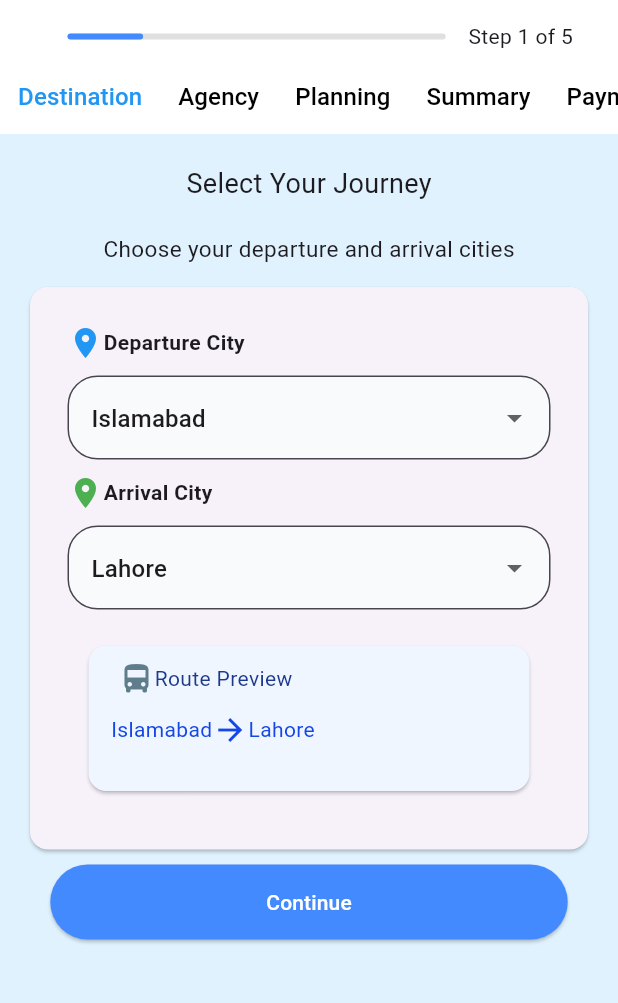
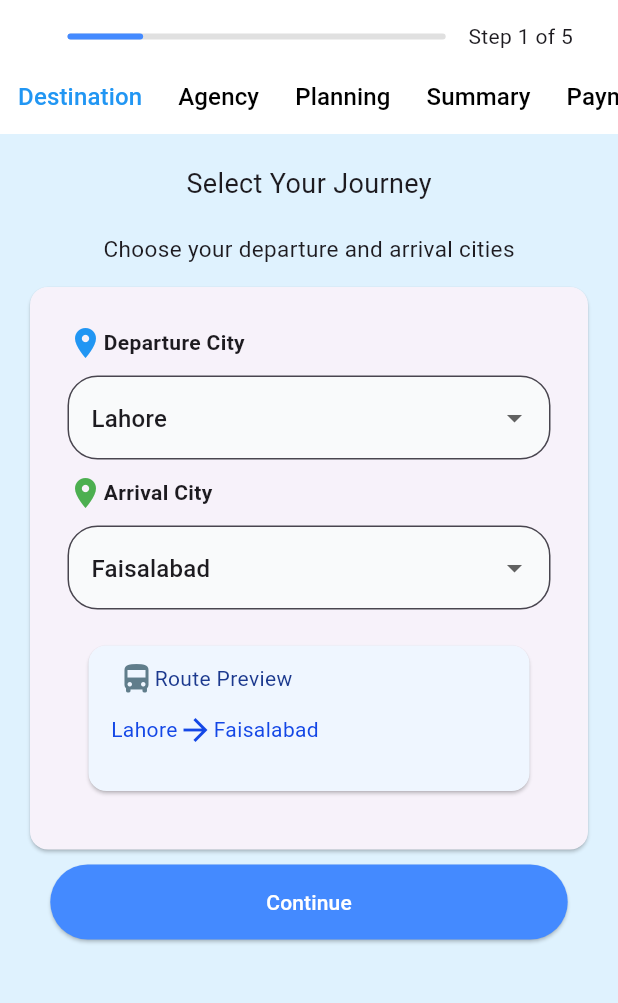
Before and after one commit to SwifTrip/swiftrip_frontend_tourist, a Flutter app: the DestinationScreen screen opened directly, on a phone screen of 412 x 824 dp, the part 61-1064 px from its top. Run offline on Flutter 3.47's test engine with Material 3 defaults, Android fonts, the phone set to English and light mode, and no system bars.

Commit message:
Update DestinationScreen cities list and format code; add dropdown_search dependency

```diff
--- a/lib/screens/Destination.dart
+++ b/lib/screens/Destination.dart
@@ -10,7 +10,24 @@ class DestinationScreen extends StatefulWidget {
 }
 
 class _DestinationScreenState extends State<DestinationScreen> {
-  final List<String> cities = ["Islamabad", "Lahore", "Karachi", "Peshawar"];
+  final List<String> cities = [
+    // Punjab
+    "Lahore", "Faisalabad", "Rawalpindi",  "Gujranwala", "Multan", "Sialkot", "Bahawalpur", "Sargodha",
+    "Sahiwal", "Jhang", "Dera Ghazi Khan", "Sheikhupura", "Rahim Yar Khan",
+    // Sindh
+    "Karachi", "Hyderabad", "Sukkur", "Larkana", "Nawabshah", "Mirpurkhas", "Khairpur",
+    // Khyber Pakhtunkhwa (KP)
+    "Peshawar", "Mardan", "Abbottabad", "Swat", "Kohat", "Dera Ismail Khan", "Charsadda", "Chitral",
+    // Balochistan
+    "Quetta", "Gwadar", "Turbat", "Zhob", "Khuzdar", "Sibi",
+    // Islamabad Capital Territory
+    "Islamabad",
+    // Gilgit-Baltistan
+    "Gilgit","Skardu","Hunza",
+    // Azad Jammu & Kashmir
+    "Muzaffarabad","Mirpur","Kotli",
+  ];
+
   late String fromCity = cities[0];
   late String toCity = cities[1];
 
@@ -49,7 +66,7 @@ class _DestinationScreenState extends State<DestinationScreen> {
                       _dropdownbuild("Departure City"),
                       _labelbuild("Arrival City"),
                       _dropdownbuild("Arrival City"),
-                      _routePreviewBuild()
+                      _routePreviewBuild(),
                     ],
                   ),
                 ),
@@ -58,9 +75,10 @@ class _DestinationScreenState extends State<DestinationScreen> {
                 padding: const EdgeInsets.all(10),
                 child: ElevatedButton(
                   onPressed: () {
-                    Navigator.pushReplacement(context, MaterialPageRoute(
-                      builder: (context) => AgencyScreen(),
-                    ));
+                    Navigator.pushReplacement(
+                      context,
+                      MaterialPageRoute(builder: (context) => AgencyScreen()),
+                    );
                   },
                   style: ElevatedButton.styleFrom(
                     foregroundColor: Colors.white,
@@ -118,10 +136,10 @@ class _DestinationScreenState extends State<DestinationScreen> {
         onChanged: (value) {
           setState(() {
             if (city == "Arrival City") {
-            toCity = value.toString();
-          } else {
-            fromCity = value.toString();
-          }
+              toCity = value.toString();
+            } else {
+              fromCity = value.toString();
+            }
           });
         },
       ),
@@ -150,7 +168,10 @@ class _DestinationScreenState extends State<DestinationScreen> {
                       children: [
                         Padding(
                           padding: const EdgeInsets.only(left: 5),
-                          child: Icon(Icons.directions_bus, color: Colors.blueGrey),
+                          child: Icon(
+                            Icons.directions_bus,
+                            color: Colors.blueGrey,
+                          ),
                         ),
                         Text(
                           "Route Preview",
--- a/pubspec.yaml
+++ b/pubspec.yaml
@@ -34,6 +34,7 @@ dependencies:
   # The following adds the Cupertino Icons font to your application.
   # Use with the CupertinoIcons class for iOS style icons.
   cupertino_icons: ^1.0.8
+  dropdown_search: ^6.0.1
   http: ^1.2.2
 
 dev_dependencies:
```
Also changed, not shown: pubspec.lock.
